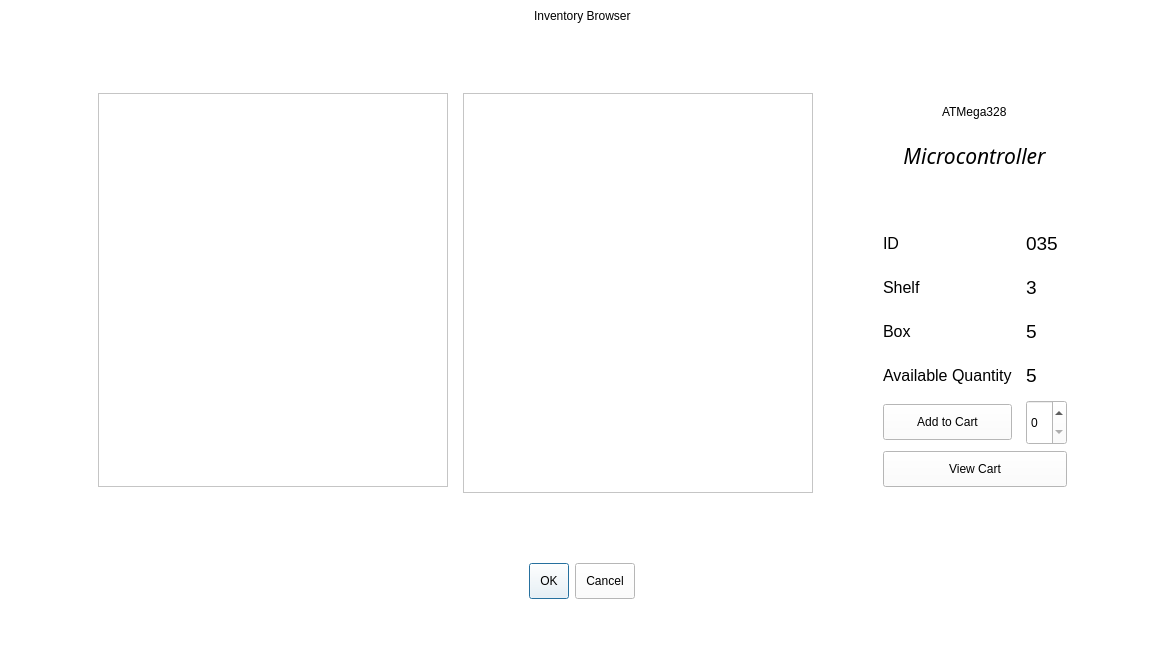
First picture: the form in inventory.ui, repository arc-bphc/sims-gui, before the edit.
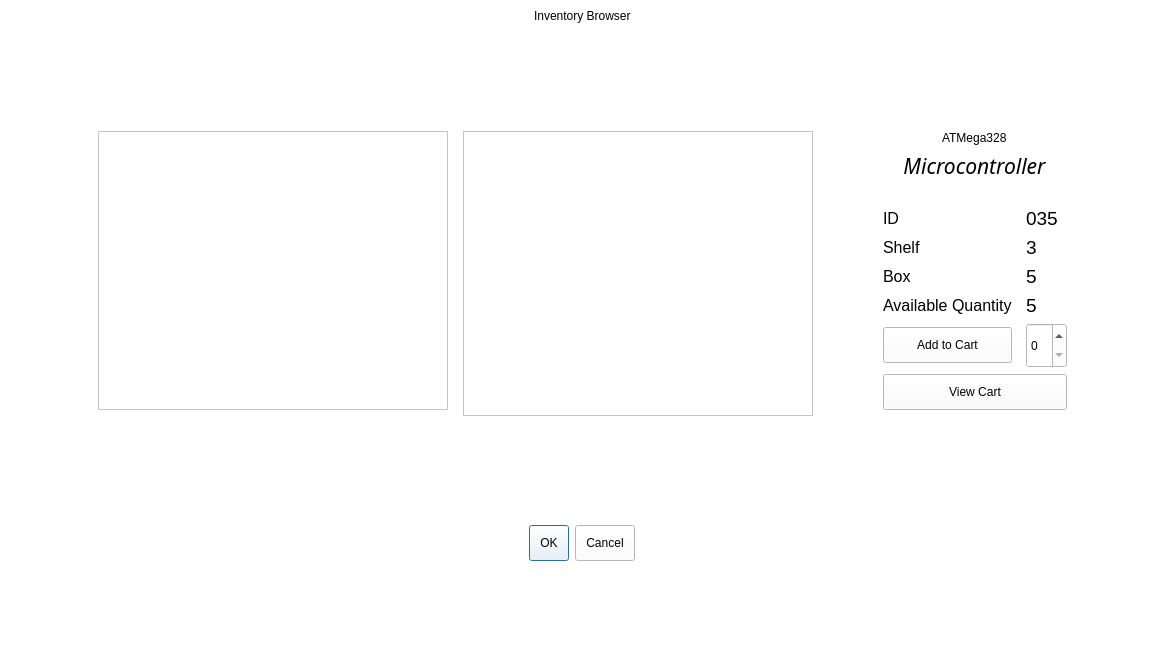
Second picture: the form after the edit. Icons and pictures are not drawn.

The edit to the form file:
```diff
--- a/inventory.ui
+++ b/inventory.ui
@@ -294,7 +294,7 @@
         <property name="minimumSize">
          <size>
           <width>350</width>
-          <height>400</height>
+          <height>0</height>
          </size>
         </property>
         <property name="maximumSize">
@@ -306,6 +306,9 @@
         <property name="editTriggers">
          <set>QAbstractItemView::NoEditTriggers</set>
         </property>
+        <property name="alternatingRowColors">
+         <bool>true</bool>
+        </property>
        </widget>
       </item>
       <item row="0" column="0" colspan="4" alignment="Qt::AlignHCenter">
```
